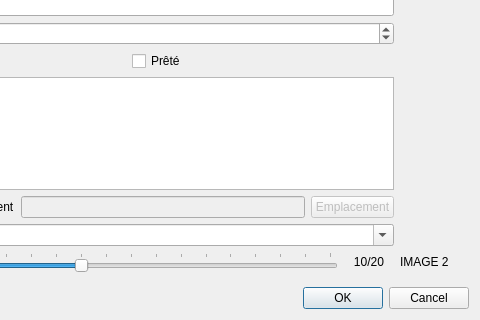
Qt form editbook.ui (chindit/dadabooks) before a commit; both pictures show x 240 to 720 and y 511 to 831 of the 720 by 831 pixel window.
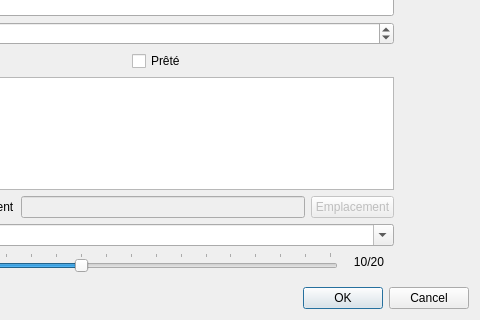
The same form after that commit. The open tabs and pages were chosen to show the change. Icons and pictures are not drawn.

Patch:
```diff
--- a/editbook.ui
+++ b/editbook.ui
@@ -78,7 +78,7 @@
          <item row="22" column="3">
           <widget class="QLabel" name="label_image_texte">
            <property name="text">
-            <string>IMAGE 2</string>
+            <string/>
            </property>
           </widget>
          </item>
```
Left out of the diff: 4 changed lines with no effect on the pictures.
